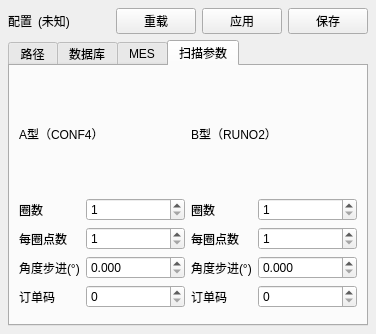
xiaoan537/hmi_measure_mysql, file apps/hmi_qt/settings_widget.ui: the form before one commit.
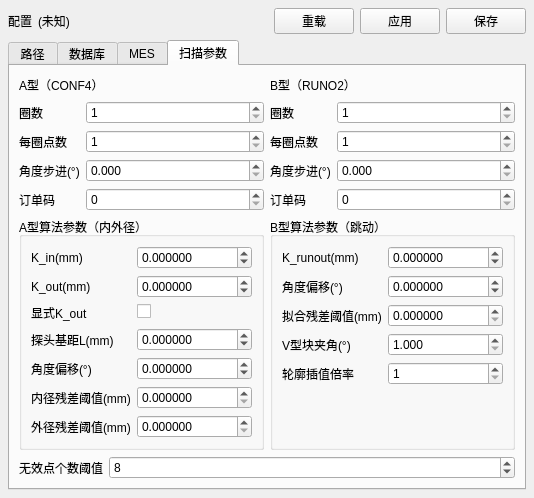
The form after the commit. The open tabs and pages were chosen to show the change.

Commit message: 添加算法，手动点击计算结果

Diff of the .ui file:
```diff
--- a/apps/hmi_qt/settings_widget.ui
+++ b/apps/hmi_qt/settings_widget.ui
@@ -137,6 +137,50 @@
         <item row="3" column="0"><widget class="QLabel" name="labelBOrder"><property name="text"><string>订单码</string></property></widget></item>
         <item row="3" column="1"><widget class="QSpinBox" name="spinBOrder"><property name="maximum"><number>65535</number></property></widget></item>
        </layout></item>
+       <item row="2" column="0">
+        <widget class="QGroupBox" name="groupAlgoA">
+         <property name="title"><string>A型算法参数（内外径）</string></property>
+         <layout class="QFormLayout" name="formAlgoA">
+          <item row="0" column="0"><widget class="QLabel" name="labelAlgoAKIn"><property name="text"><string>K_in(mm)</string></property></widget></item>
+          <item row="0" column="1"><widget class="QDoubleSpinBox" name="doubleAlgoAKIn"><property name="decimals"><number>6</number></property><property name="minimum"><double>-1000000.000000000000000</double></property><property name="maximum"><double>1000000.000000000000000</double></property></widget></item>
+          <item row="1" column="0"><widget class="QLabel" name="labelAlgoAKOut"><property name="text"><string>K_out(mm)</string></property></widget></item>
+          <item row="1" column="1"><widget class="QDoubleSpinBox" name="doubleAlgoAKOut"><property name="decimals"><number>6</number></property><property name="minimum"><double>-1000000.000000000000000</double></property><property name="maximum"><double>1000000.000000000000000</double></property></widget></item>
+          <item row="2" column="0"><widget class="QLabel" name="labelAlgoAUseExplicit"><property name="text"><string>显式K_out</string></property></widget></item>
+          <item row="2" column="1"><widget class="QCheckBox" name="checkAlgoAUseExplicitKOut"/></item>
+          <item row="3" column="0"><widget class="QLabel" name="labelAlgoAProbeBase"><property name="text"><string>探头基距L(mm)</string></property></widget></item>
+          <item row="3" column="1"><widget class="QDoubleSpinBox" name="doubleAlgoAProbeBase"><property name="decimals"><number>6</number></property><property name="minimum"><double>-1000000.000000000000000</double></property><property name="maximum"><double>1000000.000000000000000</double></property></widget></item>
+          <item row="4" column="0"><widget class="QLabel" name="labelAlgoAAngleOffset"><property name="text"><string>角度偏移(°)</string></property></widget></item>
+          <item row="4" column="1"><widget class="QDoubleSpinBox" name="doubleAlgoAAngleOffset"><property name="decimals"><number>6</number></property><property name="minimum"><double>-360.000000000000000</double></property><property name="maximum"><double>360.000000000000000</double></property></widget></item>
+          <item row="5" column="0"><widget class="QLabel" name="labelAlgoAResidualIn"><property name="text"><string>内径残差阈值(mm)</string></property></widget></item>
+          <item row="5" column="1"><widget class="QDoubleSpinBox" name="doubleAlgoAResidualIn"><property name="decimals"><number>6</number></property><property name="minimum"><double>0.000000000000000</double></property><property name="maximum"><double>1000.000000000000000</double></property></widget></item>
+          <item row="6" column="0"><widget class="QLabel" name="labelAlgoAResidualOut"><property name="text"><string>外径残差阈值(mm)</string></property></widget></item>
+          <item row="6" column="1"><widget class="QDoubleSpinBox" name="doubleAlgoAResidualOut"><property name="decimals"><number>6</number></property><property name="minimum"><double>0.000000000000000</double></property><property name="maximum"><double>1000.000000000000000</double></property></widget></item>
+         </layout>
+        </widget>
+       </item>
+       <item row="2" column="1">
+        <widget class="QGroupBox" name="groupAlgoB">
+         <property name="title"><string>B型算法参数（跳动）</string></property>
+         <layout class="QFormLayout" name="formAlgoB">
+          <item row="0" column="0"><widget class="QLabel" name="labelAlgoBKRunout"><property name="text"><string>K_runout(mm)</string></property></widget></item>
+          <item row="0" column="1"><widget class="QDoubleSpinBox" name="doubleAlgoBKRunout"><property name="decimals"><number>6</number></property><property name="minimum"><double>-1000000.000000000000000</double></property><property name="maximum"><double>1000000.000000000000000</double></property></widget></item>
+          <item row="1" column="0"><widget class="QLabel" name="labelAlgoBAngleOffset"><property name="text"><string>角度偏移(°)</string></property></widget></item>
+          <item row="1" column="1"><widget class="QDoubleSpinBox" name="doubleAlgoBAngleOffset"><property name="decimals"><number>6</number></property><property name="minimum"><double>-360.000000000000000</double></property><property name="maximum"><double>360.000000000000000</double></property></widget></item>
+          <item row="2" column="0"><widget class="QLabel" name="labelAlgoBResidual"><property name="text"><string>拟合残差阈值(mm)</string></property></widget></item>
+          <item row="2" column="1"><widget class="QDoubleSpinBox" name="doubleAlgoBResidual"><property name="decimals"><number>6</number></property><property name="minimum"><double>0.000000000000000</double></property><property name="maximum"><double>1000.000000000000000</double></property></widget></item>
+          <item row="3" column="0"><widget class="QLabel" name="labelAlgoBVAngle"><property name="text"><string>V型块夹角(°)</string></property></widget></item>
+          <item row="3" column="1"><widget class="QDoubleSpinBox" name="doubleAlgoBVAngle"><property name="decimals"><number>3</number></property><property name="minimum"><double>1.000000000000000</double></property><property name="maximum"><double>179.000000000000000</double></property></widget></item>
+          <item row="4" column="0"><widget class="QLabel" name="labelAlgoBInterp"><property name="text"><string>轮廓插值倍率</string></property></widget></item>
+          <item row="4" column="1"><widget class="QSpinBox" name="spinAlgoBInterp"><property name="minimum"><number>1</number></property><property name="maximum"><number>50</number></property></widget></item>
+         </layout>
+        </widget>
+       </item>
+       <item row="3" column="0" colspan="2">
+        <layout class="QFormLayout" name="formAlgoCommon">
+         <item row="0" column="0"><widget class="QLabel" name="labelInvalidPointLimit"><property name="text"><string>无效点个数阈值</string></property></widget></item>
+         <item row="0" column="1"><widget class="QSpinBox" name="spinInvalidPointLimit"><property name="minimum"><number>0</number></property><property name="maximum"><number>72</number></property><property name="value"><number>8</number></property></widget></item>
+        </layout>
+       </item>
       </layout>
      </widget>
     </widget>
```
The commit also changes 8 other files.
